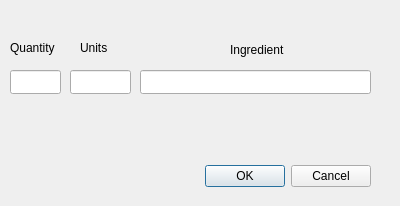
Qt form addingredient.ui (jake-kolk/CPT_S322.Project) before a commit.
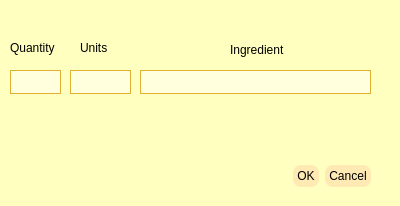
The same form after that commit.

Commit message: updated colors, status bar, cursor

What changed in the file:
```diff
--- a/addingredient.ui
+++ b/addingredient.ui
@@ -13,6 +13,33 @@
   <property name="windowTitle">
    <string>Dialog</string>
   </property>
+  <property name="styleSheet">
+   <string notr="true">QDialog {
+	background: rgb(255, 255, 191);
+	color: rgb(32, 34, 25);
+}
+
+QLineEdit {
+	background: rgb(255, 255, 222);
+	color: rgb(32, 34, 25);
+border: 1px solid rgb(225, 176, 50);
+}
+QLineEdit:selected {
+border: 2px;
+}
+
+QPushButton {
+padding: 4px;
+	background-color: rgba(255, 234, 180, 250);
+	border-radius: 8px;
+}
+QPushButton:hover {
+    background-color: rgba(223, 208, 133, 250);
+}
+QPushButton:pressed {
+    background-color: rgba(184, 129, 34, 250);
+}</string>
+  </property>
   <widget class="QDialogButtonBox" name="buttonBox">
    <property name="geometry">
     <rect>
```
The commit also changes 4 other files.
